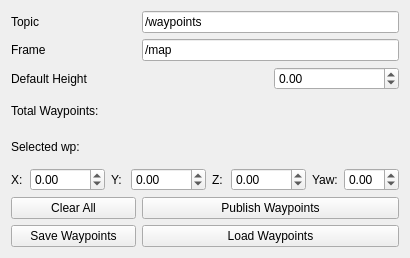
Above: ui/WaypointNavigation.ui from arplaboratory/waypoint_navigation_plugin before the change. Below: the same form after it.
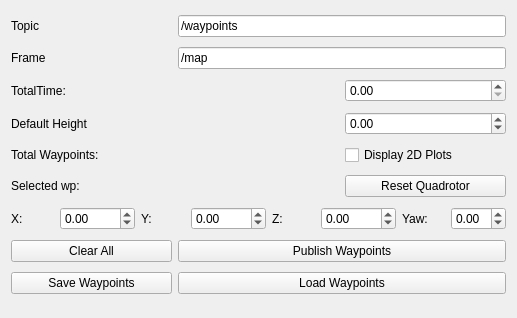
That is the form after the change.

Commit message: Additional button Jeff modification

Patch:
```diff
--- a/ui/WaypointNavigation.ui
+++ b/ui/WaypointNavigation.ui
@@ -6,15 +6,22 @@
    <rect>
     <x>0</x>
     <y>0</y>
-    <width>410</width>
-    <height>258</height>
+    <width>517</width>
+    <height>318</height>
    </rect>
   </property>
   <property name="windowTitle">
    <string>Quadrotor Steering</string>
   </property>
   <layout class="QGridLayout" name="gridLayout">
-   <item row="7" column="0">
+   <item row="3" column="0">
+    <widget class="QLabel" name="label_time">
+     <property name="text">
+      <string>TotalTime: </string>
+     </property>
+    </widget>
+   </item>
+   <item row="13" column="0">
     <widget class="QPushButton" name="save_wp_button">
      <property name="text">
       <string>Save Waypoints</string>
@@ -49,14 +56,14 @@
      </property>
     </widget>
    </item>
-   <item row="2" column="0">
+   <item row="5" column="0">
     <widget class="QLabel" name="wp_height_label">
      <property name="text">
       <string>Default Height</string>
      </property>
     </widget>
    </item>
-   <item row="2" column="2">
+   <item row="5" column="2">
     <widget class="QDoubleSpinBox" name="wp_height_doubleSpinBox">
      <property name="minimum">
       <double>-5.000000000000000</double>
@@ -66,28 +73,7 @@
      </property>
     </widget>
    </item>
-   <item row="3" column="0">
-    <widget class="QLabel" name="waypoint_count_label">
-     <property name="text">
-      <string>Total Waypoints: </string>
-     </property>
-    </widget>
-   </item>
-   <item row="4" column="0">
-    <widget class="QLabel" name="sel_label">
-     <property name="text">
-      <string>Selected wp: </string>
-     </property>
-    </widget>
-   </item>
-   <item row="4" column="1">
-    <widget class="QLabel" name="sel_wp_label">
-     <property name="text">
-      <string/>
-     </property>
-    </widget>
-   </item>
-   <item row="5" column="0" colspan="3">
+   <item row="11" column="0" colspan="3">
     <layout class="QHBoxLayout" name="horizontalLayout">
      <item>
       <widget class="QLabel" name="x_label">
@@ -171,27 +157,65 @@
      </item>
     </layout>
    </item>
-   <item row="6" column="0">
+   <item row="12" column="0">
     <widget class="QPushButton" name="clear_all_button">
      <property name="text">
       <string>Clear All</string>
      </property>
     </widget>
    </item>
-   <item row="6" column="1" colspan="2">
+   <item row="12" column="1" colspan="2">
     <widget class="QPushButton" name="publish_wp_button">
      <property name="text">
       <string>Publish Waypoints</string>
      </property>
     </widget>
    </item>
-   <item row="7" column="1" colspan="2">
+   <item row="13" column="1" colspan="2">
     <widget class="QPushButton" name="load_wp_button">
      <property name="text">
       <string>Load Waypoints</string>
      </property>
     </widget>
    </item>
+   <item row="3" column="2">
+    <widget class="QDoubleSpinBox" name="TimeBox"/>
+   </item>
+   <item row="6" column="2">
+    <widget class="QCheckBox" name="display2D">
+     <property name="text">
+      <string>Display 2D Plots</string>
+     </property>
+    </widget>
+   </item>
+   <item row="6" column="0">
+    <widget class="QLabel" name="waypoint_count_label">
+     <property name="text">
+      <string>Total Waypoints: </string>
+     </property>
+    </widget>
+   </item>
+   <item row="9" column="0">
+    <widget class="QLabel" name="sel_label">
+     <property name="text">
+      <string>Selected wp: </string>
+     </property>
+    </widget>
+   </item>
+   <item row="9" column="2">
+    <widget class="QPushButton" name="pushButton">
+     <property name="text">
+      <string>Reset Quadrotor</string>
+     </property>
+    </widget>
+   </item>
+   <item row="9" column="1">
+    <widget class="QLabel" name="sel_wp_label">
+     <property name="text">
+      <string/>
+     </property>
+    </widget>
+   </item>
   </layout>
  </widget>
  <resources/>
```
The commit also changes 2 other files.
